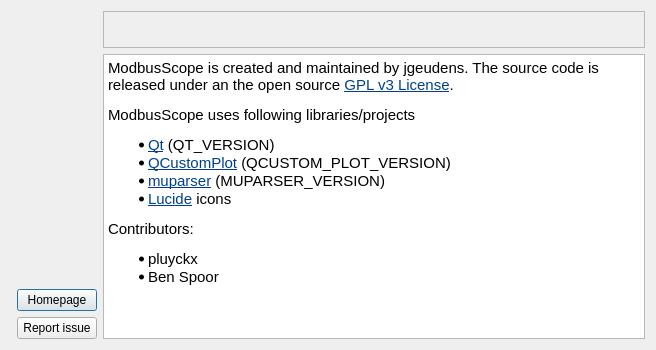
ModbusScope/ModbusScope, file src/dialogs/aboutdialog.ui: the form before one commit.
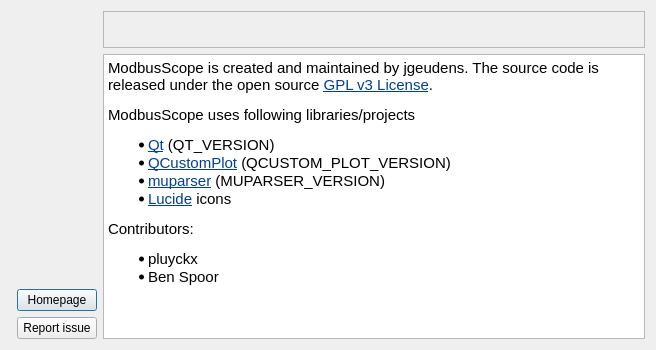
The form after the commit. Icons and pictures are not drawn.

Commit message: Remove obsolete word

Diff of the .ui file:
```diff
--- a/src/dialogs/aboutdialog.ui
+++ b/src/dialogs/aboutdialog.ui
@@ -169,7 +169,7 @@
 li.unchecked::marker { content: &quot;\2610&quot;; }
 li.checked::marker { content: &quot;\2612&quot;; }
 &lt;/style&gt;&lt;/head&gt;&lt;body style=&quot; font-family:'Cantarell'; font-size:11pt; font-weight:400; font-style:normal;&quot;&gt;
-&lt;p style=&quot; margin-top:12px; margin-bottom:12px; margin-left:0px; margin-right:0px; -qt-block-indent:0; text-indent:0px;&quot;&gt;&lt;span style=&quot; font-family:'Ubuntu';&quot;&gt;ModbusScope is created and maintained by jgeudens. The source code is released under an &lt;/span&gt;&lt;span style=&quot; font-family:'Segoe UI';&quot;&gt;the open source &lt;/span&gt;&lt;a href=&quot;https://github.com/ModbusScope/ModbusScope/blob/master/LICENSE&quot;&gt;&lt;span style=&quot; font-family:'Segoe UI'; text-decoration: underline; color:#003e92;&quot;&gt;GPL v3 License&lt;/span&gt;&lt;/a&gt;&lt;span style=&quot; font-family:'Ubuntu';&quot;&gt;.&lt;/span&gt;&lt;/p&gt;
+&lt;p style=&quot; margin-top:12px; margin-bottom:12px; margin-left:0px; margin-right:0px; -qt-block-indent:0; text-indent:0px;&quot;&gt;&lt;span style=&quot; font-family:'Ubuntu';&quot;&gt;ModbusScope is created and maintained by jgeudens. The source code is released under &lt;/span&gt;&lt;span style=&quot; font-family:'Segoe UI';&quot;&gt;the open source &lt;/span&gt;&lt;a href=&quot;https://github.com/ModbusScope/ModbusScope/blob/master/LICENSE&quot;&gt;&lt;span style=&quot; font-family:'Segoe UI'; text-decoration: underline; color:#003e92;&quot;&gt;GPL v3 License&lt;/span&gt;&lt;/a&gt;&lt;span style=&quot; font-family:'Ubuntu';&quot;&gt;.&lt;/span&gt;&lt;/p&gt;
 &lt;p style=&quot; margin-top:12px; margin-bottom:12px; margin-left:0px; margin-right:0px; -qt-block-indent:0; text-indent:0px;&quot;&gt;&lt;span style=&quot; font-family:'Ubuntu';&quot;&gt;ModbusScope uses following libraries/projects&lt;/span&gt;&lt;/p&gt;
 &lt;ul style=&quot;margin-top: 0px; margin-bottom: 0px; margin-left: 0px; margin-right: 0px; -qt-list-indent: 1;&quot;&gt;
 &lt;li style=&quot; font-family:'Ubuntu';&quot; style=&quot; margin-top:0px; margin-bottom:0px; margin-left:0px; margin-right:0px; -qt-block-indent:0; text-indent:0px;&quot;&gt;&lt;a href=&quot;https://www.qt.io/&quot;&gt;&lt;span style=&quot; text-decoration: underline; color:#003e92;&quot;&gt;Qt&lt;/span&gt;&lt;/a&gt; (QT_VERSION)&lt;/li&gt;
```
